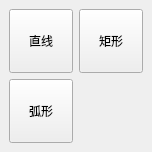
Above: MHWindow/ui/MHLeftNavigation.ui from liuyulvv/MiniHome before the change. Below: the same form after it.
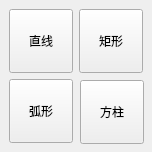
That is the form after the change.

Commit message: feat: 支持方柱绘制

Diff of the .ui file:
```diff
--- a/MHWindow/ui/MHLeftNavigation.ui
+++ b/MHWindow/ui/MHLeftNavigation.ui
@@ -124,6 +124,37 @@
     <string>直线</string>
    </property>
   </widget>
+  <widget class="QToolButton" name="pillarButton">
+   <property name="geometry">
+    <rect>
+     <x>80</x>
+     <y>80</y>
+     <width>64</width>
+     <height>64</height>
+    </rect>
+   </property>
+   <property name="sizePolicy">
+    <sizepolicy hsizetype="Expanding" vsizetype="Expanding">
+     <horstretch>0</horstretch>
+     <verstretch>0</verstretch>
+    </sizepolicy>
+   </property>
+   <property name="minimumSize">
+    <size>
+     <width>64</width>
+     <height>64</height>
+    </size>
+   </property>
+   <property name="maximumSize">
+    <size>
+     <width>64</width>
+     <height>64</height>
+    </size>
+   </property>
+   <property name="text">
+    <string>方柱</string>
+   </property>
+  </widget>
  </widget>
  <resources/>
  <connections/>
```
The commit also changes 11 other files.
